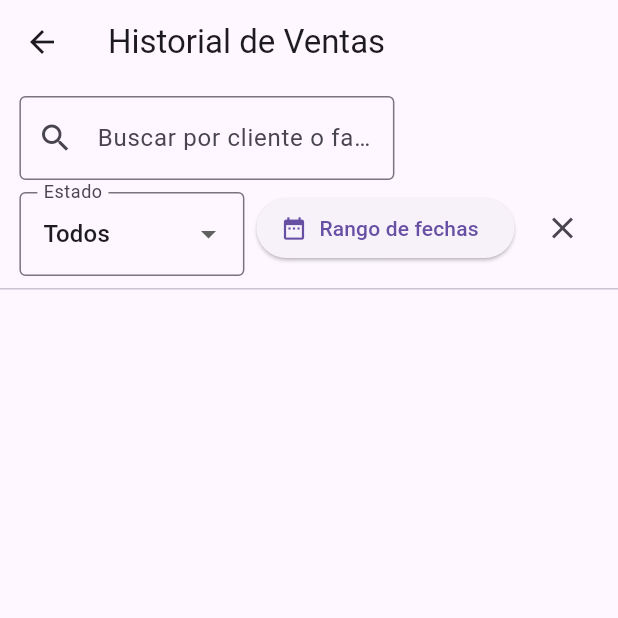
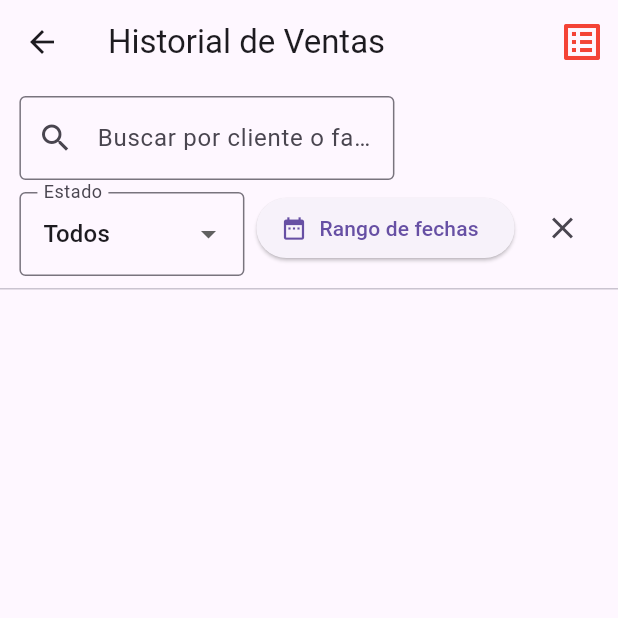
Before and after one commit to CamiloP10/flutter-distribuidora, a Flutter app: the screen it shows after launch, after a tap on "Ventas", on a phone screen of 412 x 824 dp, the top half of it. Run offline on Flutter 3.47's test engine with Material 3 defaults, Android fonts, the phone set to English and light mode, and no system bars; our stand-ins replace csv, pdf, printing, share_plus, shared_preferences, sqflite; accounts and stored records are empty.

```diff
--- a/lib/main.dart
+++ b/lib/main.dart
@@ -9,6 +9,7 @@ import 'screens/agregar_cliente_screen.dart';
 import 'providers/ventas_provider.dart';
 import 'providers/cargue_provider.dart';
 import 'providers/factura_provider.dart';
+import 'screens/creditos_screen.dart';
 
 
 void main() {
@@ -48,6 +49,7 @@ class MyApp extends StatelessWidget {
       routes: {
         '/agregarProducto': (context) => const AgregarProductoScreen(),
         '/agregarCliente': (context) => const AgregarClienteScreen(),
+        '/creditos': (context) => const CreditosScreen(),
       },
     );
   }
--- a/lib/screens/detalle_venta_screen.dart
+++ b/lib/screens/detalle_venta_screen.dart
@@ -7,8 +7,6 @@ import '../models/producto.dart';
 import '../models/cliente.dart';
 import '../utils/pdf_generator.dart';
 import '../db/db_helper.dart';
-import 'package:intl/intl.dart';
-
 
 class DetalleVentaScreen extends StatelessWidget {
   final Factura factura;
--- a/lib/screens/ventas_screen.dart
+++ b/lib/screens/ventas_screen.dart
@@ -5,6 +5,8 @@ import '../providers/ventas_provider.dart';
 import '../screens/detalle_venta_screen.dart';
 import '../models/cliente.dart';
 import '../models/producto.dart';
+import 'creditos_screen.dart'; // Asegúrate que el archivo exista
+
 
 class VentasScreen extends StatefulWidget {
   const VentasScreen({super.key});
@@ -63,7 +65,26 @@ class _VentasScreenState extends State<VentasScreen> {
     }).toList();
 
     return Scaffold(
-      appBar: AppBar(title: const Text('Historial de Ventas')),
+      appBar: AppBar(
+        title: const Text('Historial de Ventas'),
+        actions: [
+          IconButton(
+            icon: const Icon(
+                Icons.list_alt,
+                size: 32,
+                color: Colors.red,
+            ),
+            tooltip: 'Ver Créditos Antiguos',
+            onPressed: () {
+              Navigator.push(
+                context,
+                MaterialPageRoute(builder: (_) => const CreditosScreen()),
+              );
+            },
+          ),
+        ],
+      ),
+
       body: Column(
         children: [
           Padding(
```
Also changed, not shown: lib/screens/creditos_screen.dart (added, +87 -0 lines).
